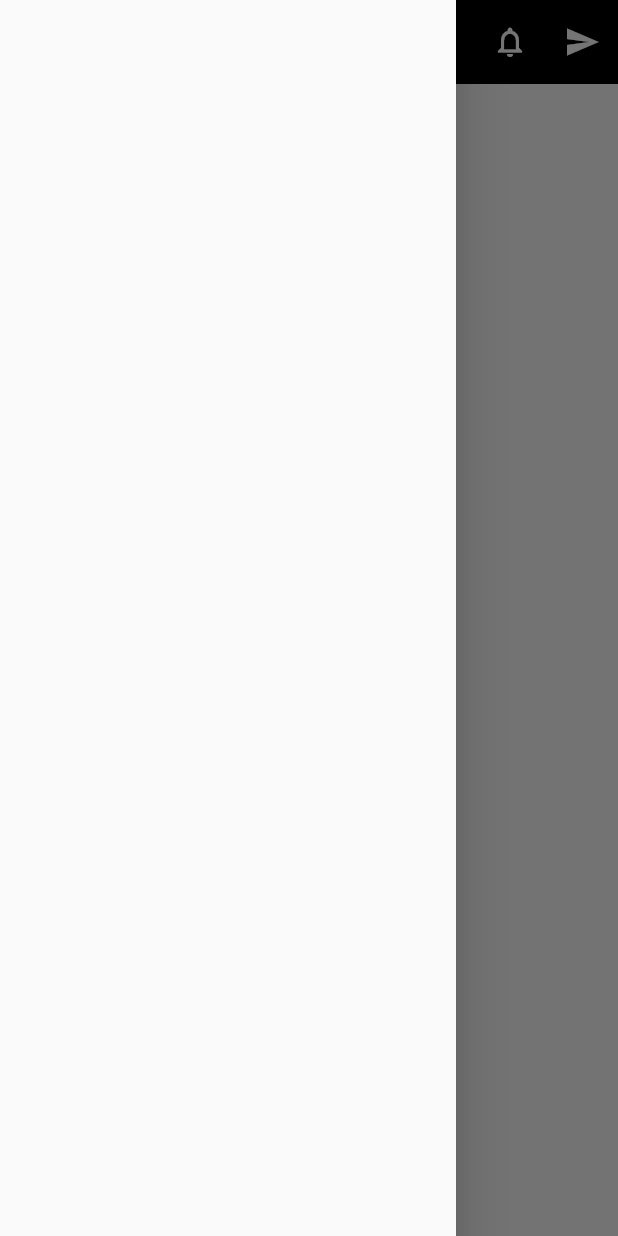
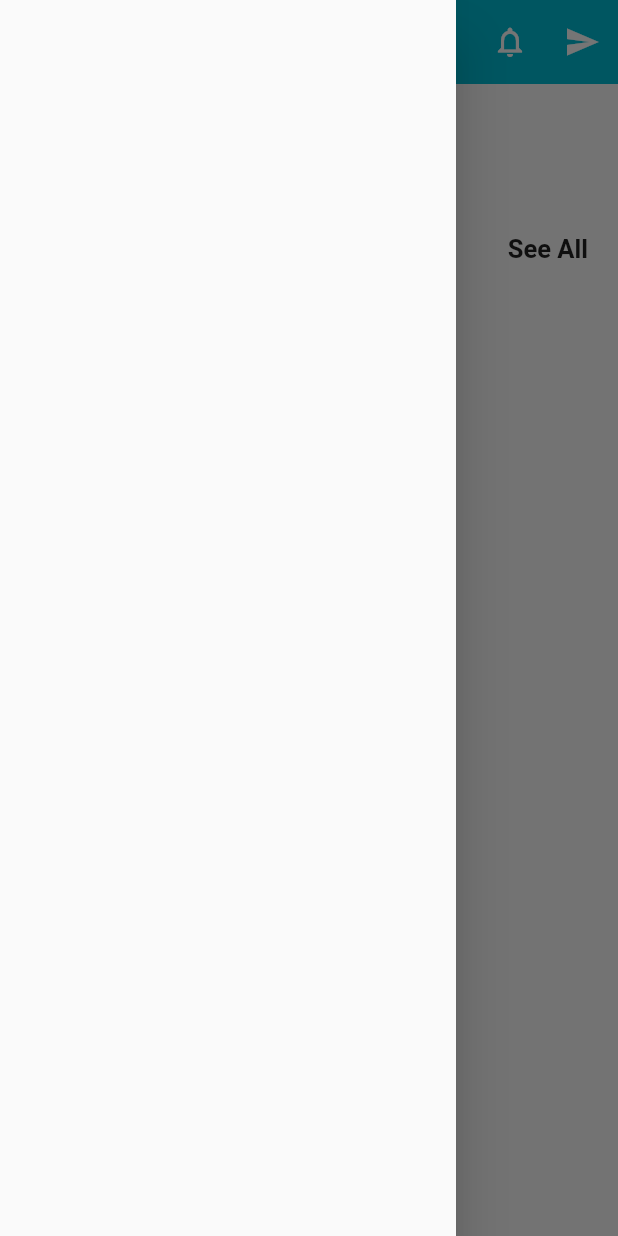
Before and after one commit to Askydev/Flutter-Practice, a Flutter app: the screen it shows after launch, with the side drawer open, on a phone screen of 412 x 824 dp. Run offline on Flutter 3.47's test engine with Material 2 defaults, Android fonts, the phone set to English and light mode, and no system bars; our stand-ins replace cloud_firestore, firebase_auth, firebase_core, form_field_validator, google_sign_in; accounts and stored records are empty.

Commit message:
scaff edit

```diff
--- a/ecom_merce/lib/Screens/homepage.dart
+++ b/ecom_merce/lib/Screens/homepage.dart
@@ -11,7 +11,7 @@ class Homepage extends StatelessWidget {
         title: Text("HomePage"),
         centerTitle: true,
         elevation: 0.0,
-        backgroundColor: Colors.black,
+        backgroundColor: Colors.cyan,
         leading: IconButton(
           icon: Icon(Icons.menu),
           onPressed:(){
@@ -23,6 +23,40 @@ class Homepage extends StatelessWidget {
           IconButton(icon: Icon(Icons.send), onPressed: (){}),
         ],
       ),
+      body: Container(
+        height: double.infinity,
+        width: double.infinity,
+        margin: EdgeInsets.symmetric(horizontal: 20),
+        child: Column(
+          children: [
+            Container(
+              height: 120,
+              width: double.infinity,
+              // color: Colors.blue,
+              child: Column(
+                mainAxisAlignment: MainAxisAlignment.end,
+                children: [
+                  Row(
+                    mainAxisAlignment: MainAxisAlignment.spaceBetween,
+                    children: [
+                      Text(
+                        "Featured Products",
+                        style: TextStyle(fontSize: 17, fontWeight: FontWeight.bold),
+                      ),
+
+                      Text(
+                        "See All",
+                        style: TextStyle(fontSize: 17, fontWeight: FontWeight.bold),
+                      ),
+                    ],
+                  ),
+
+                ],
+              ),
+            ),
+          ],
+        ),
+      ),
     );
   }
 }
```
